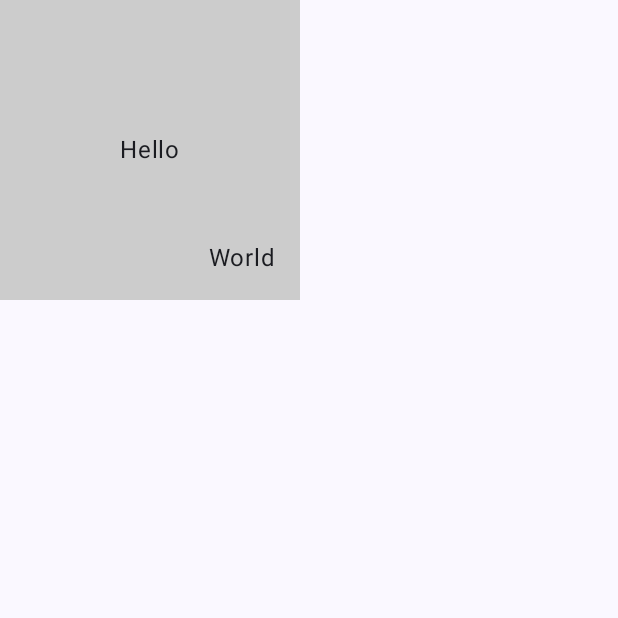
After one commit to musayuksel/Android-studio-101, an Android app built with Jetpack Compose: the composable BoxLayout shown on its own in the app's theme, on a phone screen of 412 x 824 dp, the top half of it. The commit adds this screen. Run offline under Robolectric (Android 15) with nearby library versions, the phone set to English and light mode, and no system bars.

Commit message:
Change file structure

```diff
--- /dev/null
+++ b/app/src/main/java/com/example/jetpackcompose/BoxLayout.kt
@@ -0,0 +1,41 @@
+package com.example.jetpackcompose
+
+import androidx.compose.foundation.background
+import androidx.compose.foundation.layout.Box
+import androidx.compose.foundation.layout.padding
+import androidx.compose.foundation.layout.size
+import androidx.compose.material3.Text
+import androidx.compose.runtime.Composable
+import androidx.compose.ui.Alignment
+import androidx.compose.ui.Modifier
+import androidx.compose.ui.graphics.Color
+import androidx.compose.ui.tooling.preview.Preview
+import androidx.compose.ui.unit.dp
+import com.example.jetpackcompose.ui.theme.JetpackComposeTheme
+
+// Box Composable
+@Composable
+fun BoxLayout() {
+    Box(
+        modifier = Modifier
+            .size(200.dp)
+            .background(Color.LightGray)
+    ) {
+        Text(
+            text = "Hello", modifier = Modifier.align(Alignment.Center)
+        )
+        Text(
+            text = "World", modifier = Modifier
+                .align(Alignment.BottomEnd)
+                .padding(16.dp)
+        )
+    }
+}
+
+@Preview(showBackground = true)
+@Composable
+fun BoxLayoutPreview() {
+    JetpackComposeTheme {
+        BoxLayout()
+    }
+}
```
Also changed, not shown: app/src/main/java/com/example/jetpackcompose/ColumnLayout.kt (added, +53 -0 lines), app/src/main/java/com/example/jetpackcompose/GreetingComposables.kt (added, +39 -0 lines), app/src/main/java/com/example/jetpackcompose/MainActivity.kt (+2 -26 lines).
